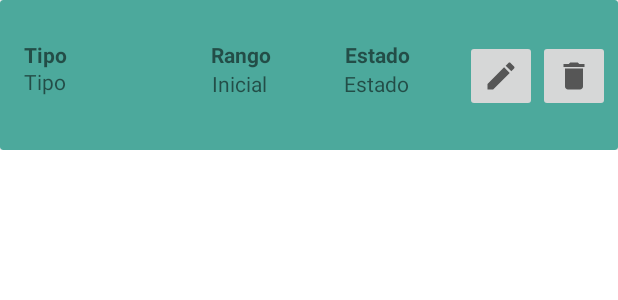
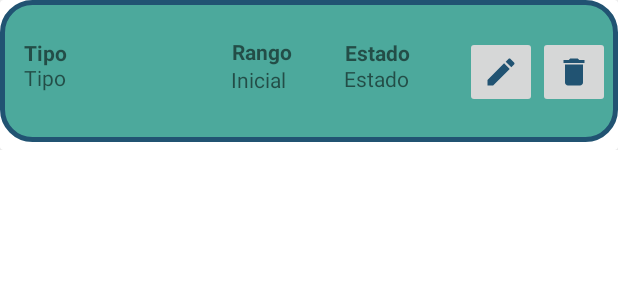
Before and after one commit to evilca/proyecto-reniec, an Android app: the layout fila_preetiqueta.xml on its own in the app's theme, with its tools: preview values and no code run, on a phone screen of 412 x 824 dp. Shown: the top 300 px of the screen. Run offline under Robolectric (Android 15) with nearby library versions, the phone set to English and light mode, and no system bars.

Commit message:
Personalizacion de Campos

```diff
--- a/app/src/main/java/com/evilca/firebaseapp/LoginActivity.java
+++ b/app/src/main/java/com/evilca/firebaseapp/LoginActivity.java
@@ -25,12 +25,14 @@
     protected void onCreate(Bundle savedInstanceState) {
         super.onCreate(savedInstanceState);
         setContentView(R.layout.activity_login);
+        setTitle("Ingreso");
         mAuth = FirebaseAuth.getInstance();
         asignarReferencias();
     }
 
     private void asignarReferencias() {
         txtEmail    = findViewById(R.id.txtEmail);
+        txtEmail.setText("operaciones01@reniec.pe");
         txtPassword = findViewById(R.id.txtPassword);
         btnIngresar = findViewById(R.id.btnIngresar);
         btnIngresar.setOnClickListener(new View.OnClickListener() {
@@ -57,7 +59,7 @@
             if(task.isSuccessful()){
                 finish();
                 startActivity(new Intent(LoginActivity.this,MenuActivity.class));
-                Toast.makeText(LoginActivity.this, "Bienvenido", Toast.LENGTH_SHORT).show();
+                Toast.makeText(LoginActivity.this, "Bienvenido, Operador", Toast.LENGTH_SHORT).show();
             }else{
                 Toast.makeText(LoginActivity.this, "El usuario o contraseña no existe", Toast.LENGTH_SHORT).show();
             }
--- a/app/src/main/res/drawable/custom_cardview_editar_rangos.xml
+++ b/app/src/main/res/drawable/custom_cardview_editar_rangos.xml
@@ -2,9 +2,9 @@
 <selector xmlns:android="http://schemas.android.com/apk/res/android">
     <item>
         <shape android:shape="rectangle">
-            <solid android:color="@color/NaturalBlue"/>
+            <solid android:color="@color/MineralGreen"/>
             <corners android:radius="20dp"/>
-            <stroke android:width="3dp" android:color="@color/grey_border"/>
+            <stroke android:width="3dp" android:color="@color/NaturalBlue"/>
         </shape>
     </item>
 </selector>
--- /dev/null
+++ b/app/src/main/res/drawable/ic_baseline_lock_24.xml
@@ -0,0 +1,5 @@
+<vector android:height="24dp" android:tint="#223F6D"
+    android:viewportHeight="24" android:viewportWidth="24"
+    android:width="24dp" xmlns:android="http://schemas.android.com/apk/res/android">
+    <path android:fillColor="@android:color/white" android:pathData="M18,8h-1L17,6c0,-2.76 -2.24,-5 -5,-5S7,3.24 7,6v2L6,8c-1.1,0 -2,0.9 -2,2v10c0,1.1 0.9,2 2,2h12c1.1,0 2,-0.9 2,-2L20,10c0,-1.1 -0.9,-2 -2,-2zM12,17c-1.1,0 -2,-0.9 -2,-2s0.9,-2 2,-2 2,0.9 2,2 -0.9,2 -2,2zM15.1,8L8.9,8L8.9,6c0,-1.71 1.39,-3.1 3.1,-3.1 1.71,0 3.1,1.39 3.1,3.1v2z"/>
+</vector>
--- /dev/null
+++ b/app/src/main/res/drawable/ic_baseline_person_24.xml
@@ -0,0 +1,5 @@
+<vector android:height="24dp" android:tint="#223F6D"
+    android:viewportHeight="24" android:viewportWidth="24"
+    android:width="24dp" xmlns:android="http://schemas.android.com/apk/res/android">
+    <path android:fillColor="@android:color/white" android:pathData="M12,12c2.21,0 4,-1.79 4,-4s-1.79,-4 -4,-4 -4,1.79 -4,4 1.79,4 4,4zM12,14c-2.67,0 -8,1.34 -8,4v2h16v-2c0,-2.66 -5.33,-4 -8,-4z"/>
+</vector>
--- a/app/src/main/res/drawable/icono_delete.xml
+++ b/app/src/main/res/drawable/icono_delete.xml
@@ -3,7 +3,7 @@
     android:height="24dp"
     android:viewportWidth="24"
     android:viewportHeight="24"
-    android:tint="?attr/colorControlNormal">
+    android:tint="@color/NaturalBlue">
   <path
       android:fillColor="@android:color/white"
       android:pathData="M6,19c0,1.1 0.9,2 2,2h8c1.1,0 2,-0.9 2,-2V7H6v12zM19,4h-3.5l-1,-1h-5l-1,1H5v2h14V4z"/>
--- a/app/src/main/res/drawable/icono_editar.xml
+++ b/app/src/main/res/drawable/icono_editar.xml
@@ -3,7 +3,8 @@
     android:height="24dp"
     android:viewportWidth="24"
     android:viewportHeight="24"
-    android:tint="?attr/colorControlNormal">
+    android:tint="@color/NaturalBlue"
+    >
   <path
       android:fillColor="@android:color/white"
       android:pathData="M3,17.25V21h3.75L17.81,9.94l-3.75,-3.75L3,17.25zM20.71,7.04c0.39,-0.39 0.39,-1.02 0,-1.41l-2.34,-2.34c-0.39,-0.39 -1.02,-0.39 -1.41,0l-1.83,1.83 3.75,3.75 1.83,-1.83z"/>
--- a/app/src/main/res/layout/activity_login.xml
+++ b/app/src/main/res/layout/activity_login.xml
@@ -33,6 +33,8 @@
         android:layout_marginBottom="344dp"
         android:layout_weight="1"
         android:ems="10"
+        android:drawableStart="@drawable/ic_baseline_person_24"
+        android:drawablePadding="10dp"
         android:hint="e-mail registrado"
         android:inputType="textPersonName"
         app:layout_constraintBottom_toBottomOf="parent"
@@ -48,6 +50,8 @@
         android:layout_marginBottom="284dp"
         android:ems="10"
         android:hint="Ingresa la contraseña"
+        android:drawableStart="@drawable/ic_baseline_lock_24"
+        android:drawablePadding="10dp"
         android:inputType="textPassword"
         android:minHeight="48dp"
         app:layout_constraintBottom_toBottomOf="parent"
--- a/app/src/main/res/layout/fila_preetiqueta.xml
+++ b/app/src/main/res/layout/fila_preetiqueta.xml
@@ -7,7 +7,6 @@
     android:layout_height="wrap_content">
 
     <androidx.cardview.widget.CardView
-        app:cardBackgroundColor="@color/MineralGreen"
         android:layout_width="match_parent"
         android:layout_height="100dp"
         android:padding="10dp"
@@ -15,7 +14,10 @@
 
         <androidx.constraintlayout.widget.ConstraintLayout
             android:layout_width="match_parent"
-            android:layout_height="match_parent">
+            android:layout_height="match_parent"
+            android:layout_marginBottom="5dp"
+            android:background="@drawable/custom_cardview_editar_rangos"
+            >
 
 
             <TextView
@@ -49,10 +51,10 @@
                 android:text="Inicial"
                 app:layout_constraintBottom_toBottomOf="parent"
                 app:layout_constraintEnd_toEndOf="parent"
-                app:layout_constraintHorizontal_bias="0.377"
+                app:layout_constraintHorizontal_bias="0.411"
                 app:layout_constraintStart_toStartOf="parent"
                 app:layout_constraintTop_toTopOf="parent"
-                app:layout_constraintVertical_bias="0.567" />
+                app:layout_constraintVertical_bias="0.578" />
 
             <ImageButton
                 android:id="@+id/filaEditarRango"
@@ -103,10 +105,10 @@
                 android:textStyle="bold"
                 app:layout_constraintBottom_toBottomOf="parent"
                 app:layout_constraintEnd_toEndOf="parent"
-                app:layout_constraintHorizontal_bias="0.378"
+                app:layout_constraintHorizontal_bias="0.416"
                 app:layout_constraintStart_toStartOf="parent"
                 app:layout_constraintTop_toTopOf="parent"
-                app:layout_constraintVertical_bias="0.333" />
+                app:layout_constraintVertical_bias="0.328" />
 
             <TextView
                 android:id="@+id/textView13"
--- a/app/src/main/res/values/themes.xml
+++ b/app/src/main/res/values/themes.xml
@@ -2,12 +2,12 @@
     <!-- Base application theme. -->
     <style name="Theme.FirebaseApp" parent="Theme.MaterialComponents.DayNight.DarkActionBar">
         <!-- Primary brand color. -->
-        <item name="colorPrimary">@color/purple_500</item>
-        <item name="colorPrimaryVariant">@color/purple_700</item>
+        <item name="colorPrimary">@color/NaturalBlue</item>
+        <item name="colorPrimaryVariant">@color/StrongBlue</item>
         <item name="colorOnPrimary">@color/white</item>
         <!-- Secondary brand color. -->
-        <item name="colorSecondary">@color/teal_200</item>
-        <item name="colorSecondaryVariant">@color/teal_700</item>
+        <item name="colorSecondary">@color/StrongBlue</item>
+        <item name="colorSecondaryVariant">@color/NaturalBlue</item>
         <item name="colorOnSecondary">@color/black</item>
         <!-- Status bar color. -->
         <item name="android:statusBarColor" tools:targetApi="l">?attr/colorPrimaryVariant</item>
```
Also changed, not shown: app/src/main/res/layout/activity_editar_rango.xml (+4 -3 lines).
